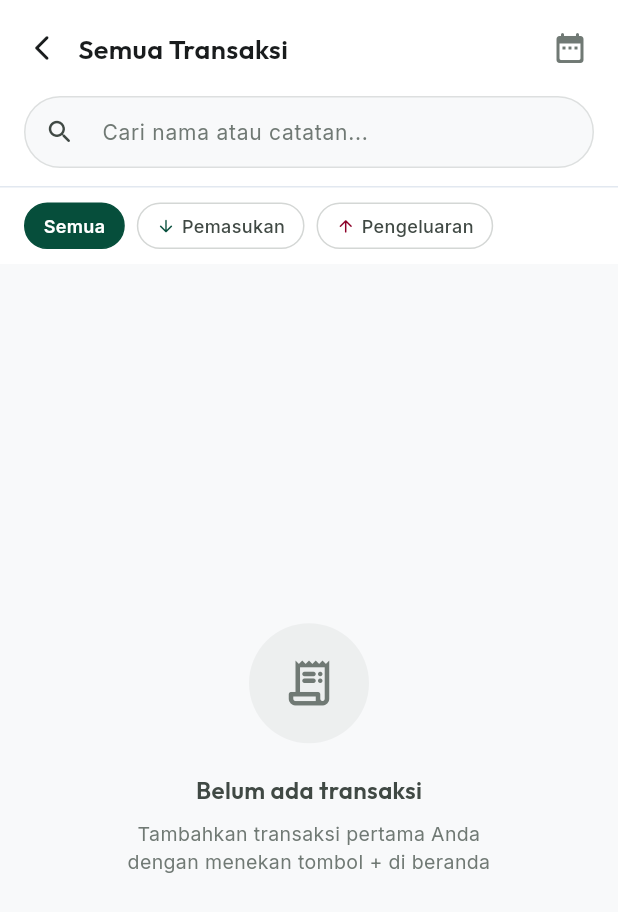
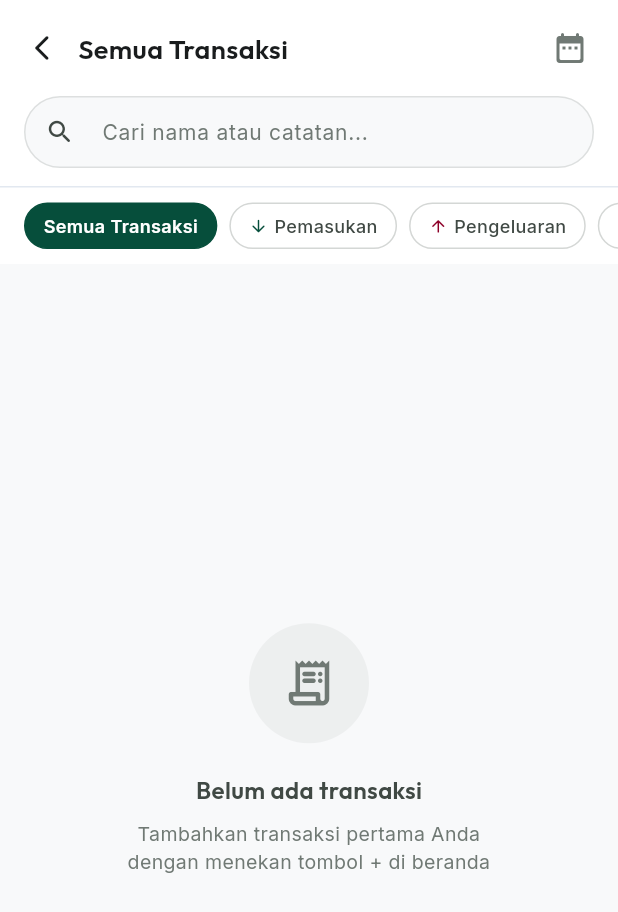
Before and after one commit to assidiqi-git/Mobile-Radar-Saku, a Flutter app: the AllTransactionsScreen screen opened by its route, on a phone screen of 412 x 824 dp. Shown: the top 912 px of the screen. Run offline on Flutter 3.47's test engine with Material 3 defaults, Android fonts, the phone set to English and light mode, and no system bars; our stand-ins replace connectivity_plus, flutter_dotenv, google_fonts, shared_preferences, sqflite; missing offline and left inert: ulid; accounts and stored records are empty.

Commit message:
feat: penambahan screen detail transaksi dan penyesuaian item list transaksi

```diff
--- a/lib/core/app_router.dart
+++ b/lib/core/app_router.dart
@@ -8,6 +8,7 @@ import '../screens/dashboard/dashboard_screen.dart';
 import '../screens/profile/profile_sync_screen.dart';
 import '../screens/transaction/add_transaction_screen.dart';
 import '../screens/transaction/all_transactions_screen.dart';
+import '../screens/transaction/transaction_detail_screen.dart';
 import '../screens/transfer/transfer_screen.dart';
 import '../screens/wallet/wallets_screen.dart';
 
@@ -18,6 +19,7 @@ class AppRouter {
   static const String dashboard = '/dashboard';
   static const String addTransaction = '/add-transaction';
   static const String allTransactions = '/all-transactions';
+  static const String transactionDetail = '/transaction-detail';
   static const String wallets = '/wallets';
   static const String transfer = '/transfer';
   static const String profile = '/profile';
@@ -38,6 +40,9 @@ class AppRouter {
         return _bottomSlideRoute(const AddTransactionScreen(), settings);
       case allTransactions:
         return _slideRoute(const AllTransactionsScreen(), settings);
+      case transactionDetail:
+        final id = settings.arguments as String;
+        return _slideRoute(TransactionDetailScreen(transactionId: id), settings);
       case wallets:
         return _slideRoute(const WalletsScreen(), settings);
       case transfer:
--- a/lib/main.dart
+++ b/lib/main.dart
@@ -1,5 +1,6 @@
 import 'package:flutter/material.dart';
 import 'package:flutter_dotenv/flutter_dotenv.dart';
+import 'package:google_fonts/google_fonts.dart';
 import 'package:intl/date_symbol_data_local.dart';
 import 'package:provider/provider.dart';
 
--- a/lib/screens/transaction/all_transactions_screen.dart
+++ b/lib/screens/transaction/all_transactions_screen.dart
@@ -2,6 +2,7 @@ import 'package:flutter/material.dart';
 import 'package:google_fonts/google_fonts.dart';
 import 'package:provider/provider.dart';
 
+import '../../core/app_router.dart';
 import '../../core/constants/app_constants.dart';
 import '../../core/theme/app_theme.dart';
 import '../../core/utils/formatters.dart';
@@ -181,14 +182,14 @@ class _AllTransactionsScreenState extends State<AllTransactionsScreen> {
         crossAxisAlignment: CrossAxisAlignment.start,
         children: [
           const Divider(height: 1, thickness: 1, color: Color(0xFFE2E8F0)),
+          // 1. Baris Jenis Transaksi
           SingleChildScrollView(
             scrollDirection: Axis.horizontal,
-            padding: const EdgeInsets.symmetric(horizontal: 16, vertical: 10),
+            padding: const EdgeInsets.fromLTRB(16, 10, 16, 4),
             child: Row(
               children: [
-                // Action filters
                 _ActionChip(
-                  label: 'Semua',
+                  label: 'Semua Transaksi',
                   isSelected: _selectedAction == null,
                   onTap: () => setState(() => _selectedAction = null),
                 ),
@@ -214,12 +215,31 @@ class _AllTransactionsScreenState extends State<AllTransactionsScreen> {
                           ? null
                           : AppConstants.actionDeduction),
                 ),
-                // Wallet chips
-                if (wallets.isNotEmpty) ...[
-                  const SizedBox(width: 8),
-                  const SizedBox(
-                    height: 28,
-                    child: VerticalDivider(width: 1, color: Color(0xFFE2E8F0)),
+                const SizedBox(width: 8),
+                _ActionChip(
+                  label: 'Netral',
+                  icon: Icons.remove_rounded,
+                  iconColor: AppTheme.secondary,
+                  isSelected: _selectedAction == AppConstants.actionNeutral,
+                  onTap: () => setState(() => _selectedAction =
+                      _selectedAction == AppConstants.actionNeutral
+                          ? null
+                          : AppConstants.actionNeutral),
+                ),
+              ],
+            ),
+          ),
+          // 2. Baris Dompet (jika ada)
+          if (wallets.isNotEmpty)
+            SingleChildScrollView(
+              scrollDirection: Axis.horizontal,
+              padding: const EdgeInsets.fromLTRB(16, 4, 16, 10),
+              child: Row(
+                children: [
+                  _ActionChip(
+                    label: 'Semua Dompet',
+                    isSelected: _selectedWalletId == null,
+                    onTap: () => setState(() => _selectedWalletId = null),
                   ),
                   const SizedBox(width: 8),
                   ...wallets.map((w) => Padding(
@@ -233,9 +253,10 @@ class _AllTransactionsScreenState extends State<AllTransactionsScreen> {
                         ),
                       )),
                 ],
-              ],
+              ),
             ),
-          ),
+          if (wallets.isEmpty)
+            const SizedBox(height: 6), // padding bawah jika dompet kosong
         ],
       ),
     );
@@ -294,10 +315,43 @@ class _AllTransactionsScreenState extends State<AllTransactionsScreen> {
           return _buildEmptyState();
         }
 
+        final groupedItems = <dynamic>[];
+        String? currentDateGroup;
+
+        for (final tx in filtered) {
+          final txDate = DateFormatter.fromApiString(tx.createdAt);
+          final dateGroup = DateFormatter.displayDateGroup(txDate);
+
+          if (currentDateGroup != dateGroup) {
+            groupedItems.add(dateGroup);
+            currentDateGroup = dateGroup;
+          }
+          groupedItems.add(tx);
+        }
+
         return ListView.builder(
           padding: const EdgeInsets.fromLTRB(16, 8, 16, 100),
-          itemCount: filtered.length,
-          itemBuilder: (_, i) => _TransactionItem(transaction: filtered[i]),
+          itemCount: groupedItems.length,
+          itemBuilder: (_, i) {
+            final item = groupedItems[i];
+
+            if (item is String) {
+              return Padding(
+                padding: const EdgeInsets.only(top: 16, bottom: 8),
+                child: Text(
+                  item.toUpperCase(),
+                  style: GoogleFonts.inter(
+                    fontSize: 12,
+                    fontWeight: FontWeight.w600,
+                    color: AppTheme.outline,
+                    letterSpacing: 0.5,
+                  ),
+                ),
+              );
+            }
+
+            return _TransactionItem(transaction: item as TransactionModel);
+          },
         );
       },
     );
@@ -464,14 +518,24 @@ class _TransactionItem extends StatelessWidget {
 
     return Container(
       margin: const EdgeInsets.symmetric(vertical: 4),
-      padding: const EdgeInsets.all(14),
       decoration: BoxDecoration(
         color: AppTheme.surfaceContainerLowest,
         borderRadius: BorderRadius.circular(12),
         border: Border.all(color: const Color(0xFFE2E8F0)),
       ),
-      child: Row(
-        children: [
+      clipBehavior: Clip.antiAlias,
+      child: InkWell(
+        onTap: () {
+          Navigator.pushNamed(
+            context,
+            AppRouter.transactionDetail,
+            arguments: transaction.id,
+          );
+        },
+        child: Padding(
+          padding: const EdgeInsets.all(14),
+          child: Row(
+            children: [
           // Icon
           Container(
             width: 44,
@@ -559,6 +623,8 @@ class _TransactionItem extends StatelessWidget {
           ),
         ],
       ),
-    );
+    ),
+  ),
+);
   }
 }
```
Also changed, not shown: lib/core/utils/formatters.dart (+13 -0 lines), lib/database/database_helper.dart (+12 -0 lines), lib/providers/transaction_provider.dart (+14 -0 lines), lib/screens/dashboard/dashboard_screen.dart (+43 -2 lines), lib/screens/transaction/transaction_detail_screen.dart (added, +303 -0 lines), 1 other file.
